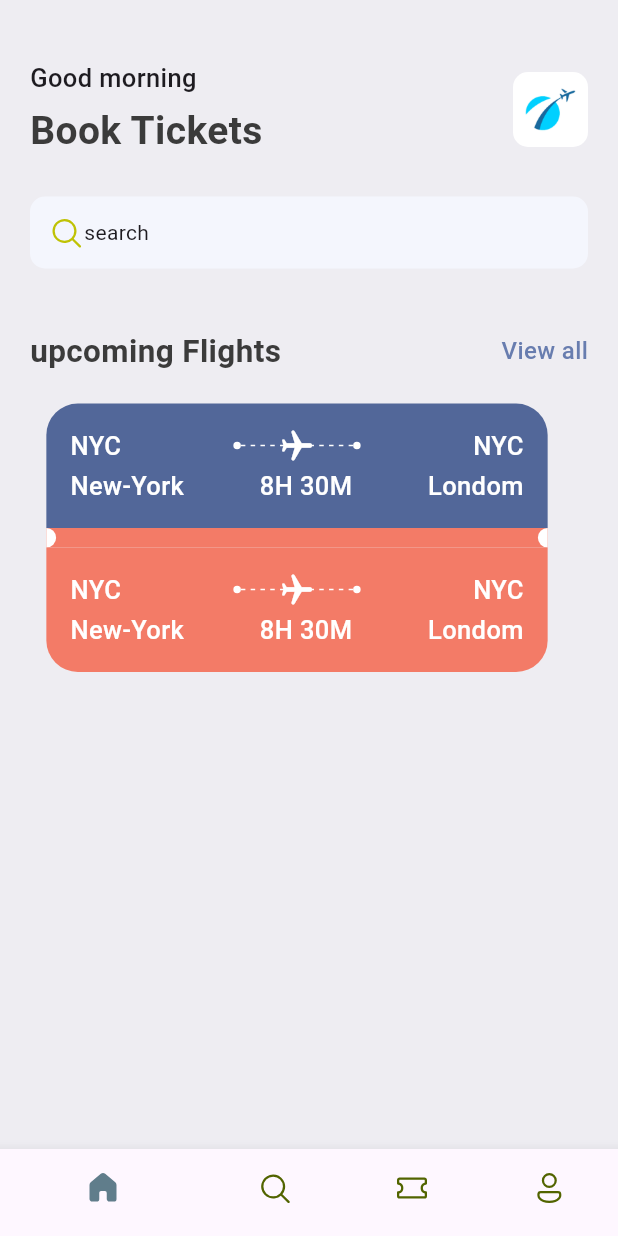
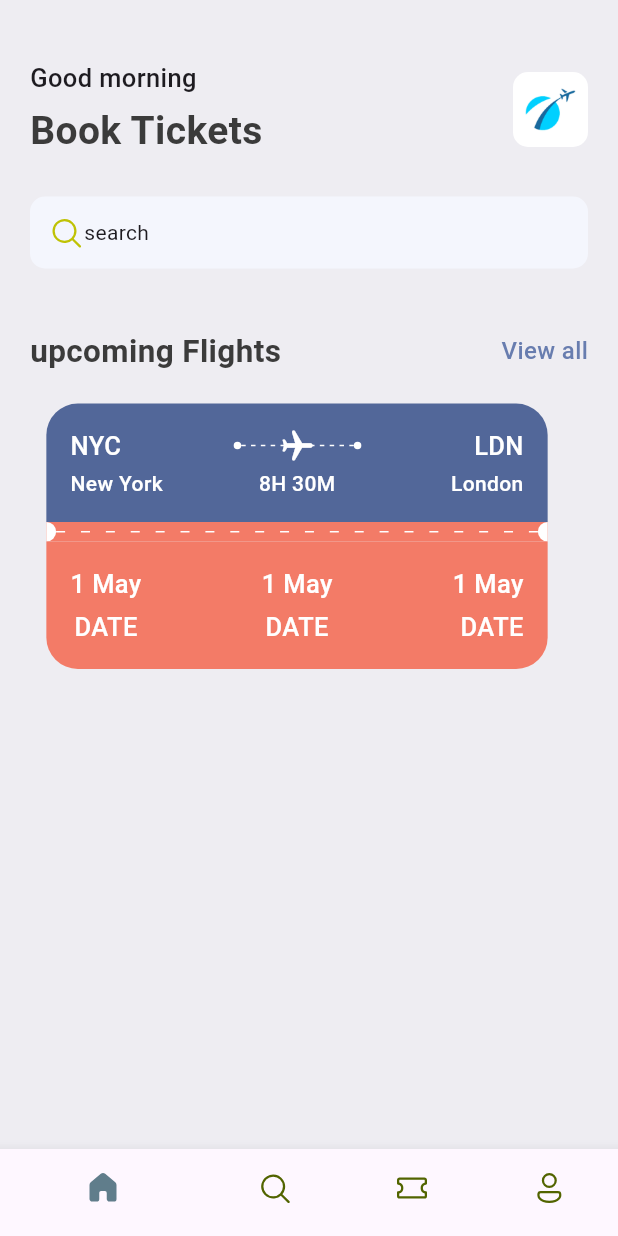
Before and after one commit to 4727yesuraju/ticket-app, a Flutter app: the screen it shows after launch, on a phone screen of 412 x 824 dp. Run offline on Flutter 3.47's test engine with Material 3 defaults, Android fonts, the phone set to English and light mode, and no system bars; our stand-ins replace fluentui_icons.

Commit message:
second layer is added

```diff
--- a/lib/base/res/styles/app_styles.dart
+++ b/lib/base/res/styles/app_styles.dart
@@ -28,4 +28,8 @@ class AppStyles {
       fontSize : 17,
       fontWeight : FontWeight.w500
   );
+  static TextStyle headLineStyle4 = const TextStyle(
+      fontSize : 14,
+      fontWeight : FontWeight.w500
+  );
 }
--- a/lib/base/widgets/app_layoutbuilder_widget.dart
+++ b/lib/base/widgets/app_layoutbuilder_widget.dart
@@ -2,7 +2,8 @@ import 'package:flutter/material.dart';
 
 class AppLayoutbuilderWidget extends StatelessWidget {
   final int randomDivider;
-  const AppLayoutbuilderWidget({super.key, required this.randomDivider});
+  final double width;
+  const AppLayoutbuilderWidget({super.key, required this.randomDivider, this.width = 3});
 
   @override
   Widget build(BuildContext context) {
@@ -10,8 +11,8 @@ class AppLayoutbuilderWidget extends StatelessWidget {
       return Flex(
         mainAxisAlignment : MainAxisAlignment.spaceBetween,
         direction : Axis.horizontal,
-        children: List.generate((constraints.constrainWidth()/randomDivider).floor(), (index)=>const SizedBox(
-          width : 3, height : 1, child : DecoratedBox(
+        children: List.generate((constraints.constrainWidth()/randomDivider).floor(), (index)=>SizedBox(
+          width : width, height : 1, child : const DecoratedBox(
             decoration: BoxDecoration(
               color : Colors.white
             ),
--- /dev/null
+++ b/lib/base/widgets/text_file_fourth.dart
@@ -0,0 +1,17 @@
+import 'package:flutter/material.dart';
+import 'package:ticket_app/base/res/styles/app_styles.dart';
+
+class TextFileFourth extends StatelessWidget {
+  final String text;
+  final TextAlign align;
+  const TextFileFourth({super.key, required this.text, this.align = TextAlign.start});
+
+  @override
+  Widget build(BuildContext context) {
+    return Text(
+      text,
+      textAlign : align,
+      style : AppStyles.headLineStyle4.copyWith(color : Colors.white)
+    );
+  }
+}
--- /dev/null
+++ b/lib/base/widgets/text_file_third.dart
@@ -0,0 +1,15 @@
+import 'package:flutter/material.dart';
+import 'package:ticket_app/base/res/styles/app_styles.dart';
+
+class TextFileThird extends StatelessWidget {
+  final String text;
+  const TextFileThird({super.key, required this.text});
+
+  @override
+  Widget build(BuildContext context) {
+    return Text(
+      text,
+      style : AppStyles.headLineStyle3.copyWith(color : Colors.white)
+    );
+  }
+}
--- a/lib/base/widgets/ticket_view.dart
+++ b/lib/base/widgets/ticket_view.dart
@@ -3,6 +3,8 @@ import 'package:ticket_app/base/res/styles/app_styles.dart';
 import 'package:ticket_app/base/widgets/app_layoutbuilder_widget.dart';
 import 'package:ticket_app/base/widgets/big_circle.dart';
 import 'package:ticket_app/base/widgets/big_dot.dart';
+import 'package:ticket_app/base/widgets/text_file_fourth.dart';
+import 'package:ticket_app/base/widgets/text_file_third.dart';
 
 class TicketView extends StatelessWidget {
   const TicketView({super.key});
@@ -27,10 +29,7 @@ class TicketView extends StatelessWidget {
                   children : [
                     Row(
                       children : [
-                        Text(
-                          "NYC",
-                          style : AppStyles.headLineStyle3.copyWith(color : Colors.white)
-                          ),
+                          const TextFileThird(text : "NYC"),
                           Expanded(child : Container()),
                           const BigDot(),
                           Expanded(child : Stack(
@@ -46,41 +45,36 @@ class TicketView extends StatelessWidget {
                           )),
                           const BigDot(),
                           Expanded(child : Container()),
-                        Text(
-                          "NYC",
-                          style : AppStyles.headLineStyle3.copyWith(color : Colors.white)
-                          ),
+                        const TextFileThird(text : "LDN"),
                       ]
                     ),
                     const SizedBox(height : 3),
                     Row(
                       children : [
-                        Text(
-                          "New-York",
-                          style : AppStyles.headLineStyle3.copyWith(color : Colors.white)
-                          ),
+                        const SizedBox(
+                          width : 100,
+                          child: TextFileFourth(text : "New York"),
+                        ),
                           Expanded(child : Container()),
-                          Text(
-                          "8H 30M",
-                          style : AppStyles.headLineStyle3.copyWith(color : Colors.white)
-                          ),
+                          const TextFileFourth(text : "8H 30M"),
                           Expanded(child : Container()),
-                        Text(
-                          "Londom",
-                          style : AppStyles.headLineStyle3.copyWith(color : Colors.white)
-                          ),
+                        const SizedBox(
+                          width : 100,
+                          child: TextFileFourth(text : "London",align : TextAlign.end),
+                        ),
                       ]
                     )
                   ]
               )
             ),
+            //circles and dots
             Container(
               color : AppStyles.ticketOrange,
-              child : Row(
+              child : const Row(
                 children: [
                    BigCircle(isRight : false),
                    Expanded(
-                    child:Container() ,
+                    child:AppLayoutbuilderWidget(randomDivider: 16 ,width : 6),
                    ),
                    BigCircle(isRight : true),
                 ],
@@ -92,54 +86,65 @@ class TicketView extends StatelessWidget {
                   color : AppStyles.ticketOrange,
                   borderRadius: const BorderRadius.only(bottomLeft: Radius.circular(21),bottomRight: Radius.circular(21))
                 ),
-                child : Column(
+                child : const Column(
                   children : [
                     Row(
+                      mainAxisAlignment: MainAxisAlignment.spaceBetween,
                       children : [
-                        Text(
-                          "NYC",
+                         Column(
+                           children : [
+                              TextFileThird(text : "1 May"),
+                              SizedBox(height : 5),
+                              TextFileThird(text : "DATE")
+                           ]
+                         ),
+                         Column(
+                          crossAxisAlignment: CrossAxisAlignment.center,
+                           children : [
+                              TextFileThird(text : "1 May"),
+                              SizedBox(height : 5),
+                              TextFileThird(text : "DATE")
+                           ]
+                         ),
+                         Column(
+                          crossAxisAlignment: CrossAxisAlignment.end,
+                           children : [
+                              TextFileThird(text : "1 May"),
+                              SizedBox(height : 5),
+                              TextFileThird(text : "DATE")
+                           ]
+                         ),
+                         /*  Expanded(child : Container()),
+                          Text(
+                          "1 MAY",
                           style : AppStyles.headLineStyle3.copyWith(color : Colors.white)
                           ),
                           Expanded(child : Container()),
-                          const BigDot(),
-                          Expanded(child : Stack(
-                            children: [
-                              const SizedBox(
-                                height : 24,
-                                child:AppLayoutbuilderWidget(randomDivider: 6,),
-                              ),
-                              Center(child : Transform.rotate(angle : 1.57,
-                              child : const Icon(Icons.local_airport_rounded,color : Colors.white)),)
-
-                            ],
-                          )),
-                          const BigDot(),
-                          Expanded(child : Container()),
                         Text(
-                          "NYC",
+                          "23",
                           style : AppStyles.headLineStyle3.copyWith(color : Colors.white)
-                          ),
+                          ), */
                       ]
                     ),
-                    const SizedBox(height : 3),
-                    Row(
+                    /* const SizedBox(height : 3), */
+                    /* Row(
                       children : [
                         Text(
-                          "New-York",
+                          "Date",
                           style : AppStyles.headLineStyle3.copyWith(color : Colors.white)
                           ),
                           Expanded(child : Container()),
                           Text(
-                          "8H 30M",
+                          "Departure time",
                           style : AppStyles.headLineStyle3.copyWith(color : Colors.white)
                           ),
                           Expanded(child : Container()),
                         Text(
-                          "Londom",
+                          "Number",
                           style : AppStyles.headLineStyle3.copyWith(color : Colors.white)
                           ),
                       ]
-                    )
+                    ) */
                   ]
               )
             )
```
